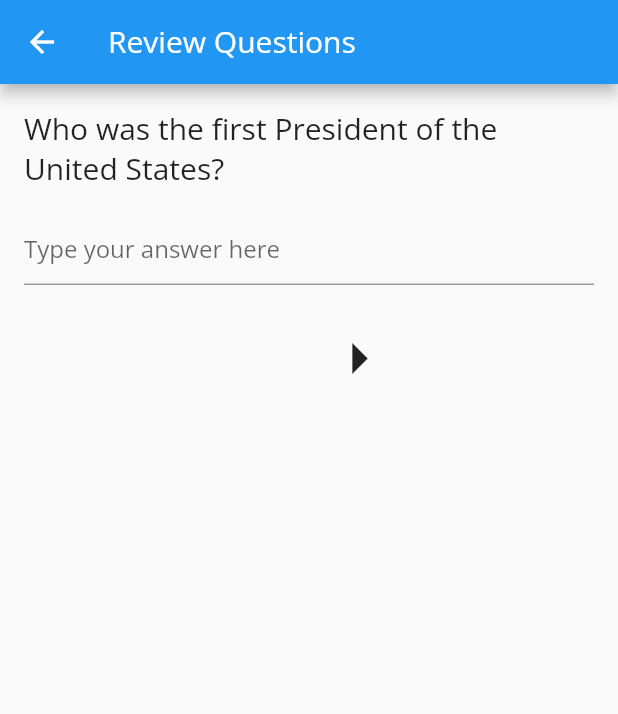
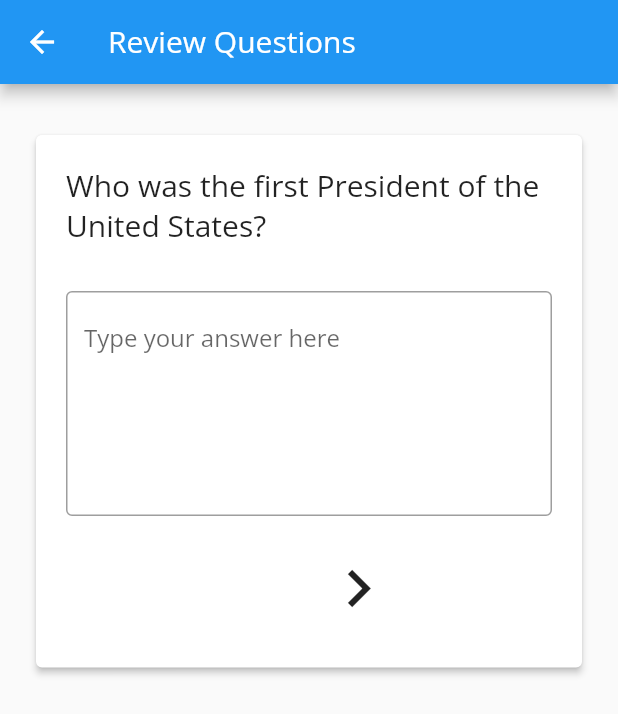
Before and after one commit to awest25/Retainify, a Flutter app: the ReviewScreen screen opened directly, on a phone screen of 412 x 824 dp. Shown: the top 714 px of the screen. Run offline on Flutter 3.47's test engine with Material 2 defaults, Android fonts, the phone set to English and light mode, and no system bars; our stand-ins replace flutter_local_notifications, flutter_native_timezone, flutter_speed_dial, hive, hive_flutter, timezone; accounts and stored records are empty.

Commit message:
fix merge and review questions

```diff
--- a/lib/screens/ReviewScreen.dart
+++ b/lib/screens/ReviewScreen.dart
@@ -1,4 +1,5 @@
 import 'package:flutter/material.dart';
+import 'package:retainify/global_styles.dart';
 import 'package:retainify/screens/NotesScreen.dart';
 import 'package:retainify/screens/ReflectScreen.dart';
 
@@ -25,16 +26,22 @@ class _ReviewScreenState extends State<ReviewScreen> {
         title: const Text('Review Questions'),
       ),
       body: Padding(
-        padding: const EdgeInsets.all(16.0),
+        padding: const EdgeInsets.only(top: 30, right: 20, left: 20),
         child: Column(
-          crossAxisAlignment: CrossAxisAlignment.stretch,
+          children: [
+            Card(
+              elevation: 2,
+              child: Padding(
+                  padding: EdgeInsets.all(20),
+                  child: Column(
                     children: [
                       Text(
                         widget.questions[currentQuestionIndex],
-              style: const TextStyle(fontSize: 20.0),
+                        style: header1,
                       ),
-            const SizedBox(height: 16.0),
+                      const SizedBox(height: 30.0),
                       TextField(
+                        maxLines: 5,
                         controller: txtField,
                         onChanged: (value) {
                           setState(() {
@@ -42,11 +49,14 @@ class _ReviewScreenState extends State<ReviewScreen> {
                           });
                         },
                         decoration: const InputDecoration(
+                          border: OutlineInputBorder(),
                           hintText: 'Type your answer here',
                         ),
                       ),
-            const SizedBox(height: 16.0),
-            Row(mainAxisAlignment: MainAxisAlignment.center, children: <Widget>[
+                      const SizedBox(height: 15.0),
+                      Row(
+                          mainAxisAlignment: MainAxisAlignment.center,
+                          children: <Widget>[
                             Visibility(
                               visible: _leftIsShow,
                               maintainSize: true,
@@ -54,7 +64,7 @@ class _ReviewScreenState extends State<ReviewScreen> {
                               maintainState: true,
                               child: IconButton(
                                 iconSize: 50,
-                  icon: const Icon(Icons.arrow_left),
+                                icon: const Icon(Icons.keyboard_arrow_left),
                                 onPressed: () {
                                   // Save the current answer
                                   // TODO: Implement this functionality
@@ -62,9 +72,11 @@ class _ReviewScreenState extends State<ReviewScreen> {
                                   // Move to the next question
                                   setState(() {
                                     currentQuestionIndex--;
-                      txtField.text = answers[currentQuestionIndex];
-                      txtField.selection = TextSelection.fromPosition(
-                          TextPosition(offset: txtField.text.length));
+                                    txtField.text =
+                                        answers[currentQuestionIndex];
+                                    txtField.selection =
+                                        TextSelection.fromPosition(TextPosition(
+                                            offset: txtField.text.length));
                                     if (currentQuestionIndex == 0) {
                                       _leftIsShow = false;
                                     }
@@ -82,7 +94,7 @@ class _ReviewScreenState extends State<ReviewScreen> {
                               maintainState: true,
                               child: IconButton(
                                 iconSize: 50,
-                  icon: const Icon(Icons.arrow_right),
+                                icon: const Icon(Icons.keyboard_arrow_right),
                                 onPressed: () {
                                   // Save the current answer
                                   // TODO: Implement this functionality
@@ -90,9 +102,11 @@ class _ReviewScreenState extends State<ReviewScreen> {
                                   // Move to the next question
                                   setState(() {
                                     currentQuestionIndex++;
-                      txtField.text = answers[currentQuestionIndex];
-                      txtField.selection = TextSelection.fromPosition(
-                          TextPosition(offset: txtField.text.length));
+                                    txtField.text =
+                                        answers[currentQuestionIndex];
+                                    txtField.selection =
+                                        TextSelection.fromPosition(TextPosition(
+                                            offset: txtField.text.length));
                                     _leftIsShow = true;
                                     if (currentQuestionIndex == 4) {
                                       _rightIsShow = false;
@@ -105,9 +119,13 @@ class _ReviewScreenState extends State<ReviewScreen> {
                               ),
                             )
                           ]),
+                    ],
+                  )),
+            ),
+            SizedBox(height: 20),
             Visibility(
                 visible: _finishIsShow,
-                child: TextButton(
+                child: ElevatedButton(
                   onPressed: () {
                     Navigator.push(
                         context,
--- a/lib/screens/WelcomeScreen.dart
+++ b/lib/screens/WelcomeScreen.dart
@@ -92,6 +92,7 @@ class _WelcomeScreenState extends State<WelcomeScreen> {
                       decoration: const InputDecoration(
                         border: OutlineInputBorder(),
                         hintText: 'Database URL',
+                      ),
                       onChanged: (text) {
                         databaseURL = text;
                       },
@@ -115,7 +116,6 @@ class _WelcomeScreenState extends State<WelcomeScreen> {
             ),
           ),
         ),
-        )
       ]))
     ])));
   }
```
Also changed, not shown: lib/screens/NewNoteNotion.dart (+7 -13 lines). Lines whose indentation alone changed are shown as unchanged.
